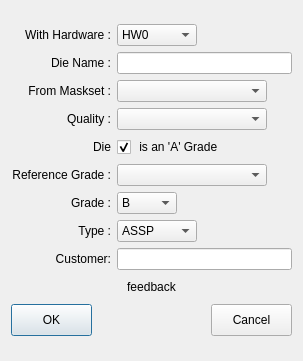
Old version of the form src/ATE/org/actions_on/die/DieWizard.ui in the repository goanpeca/ATE.org.
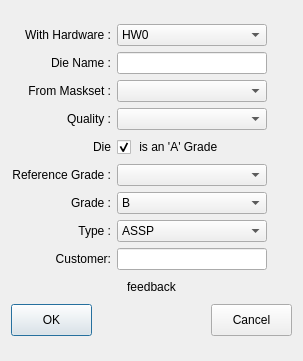
New version of the form.

What changed in the file:
```diff
--- a/src/ATE/org/actions_on/die/DieWizard.ui
+++ b/src/ATE/org/actions_on/die/DieWizard.ui
@@ -80,7 +80,7 @@
          </property>
          <property name="minimumSize">
           <size>
-           <width>80</width>
+           <width>150</width>
            <height>22</height>
           </size>
          </property>
@@ -156,7 +156,7 @@
         <widget class="QLineEdit" name="dieName">
          <property name="minimumSize">
           <size>
-           <width>160</width>
+           <width>150</width>
            <height>22</height>
           </size>
          </property>
@@ -168,6 +168,19 @@
          </property>
         </widget>
        </item>
+       <item>
+        <spacer name="horizontalSpacer_2">
+         <property name="orientation">
+          <enum>Qt::Horizontal</enum>
+         </property>
+         <property name="sizeHint" stdset="0">
+          <size>
+           <width>40</width>
+           <height>20</height>
+          </size>
+         </property>
+        </spacer>
+       </item>
       </layout>
      </item>
      <item>
@@ -531,7 +544,7 @@
          </property>
          <property name="minimumSize">
           <size>
-           <width>60</width>
+           <width>150</width>
            <height>22</height>
           </size>
          </property>
@@ -638,7 +651,7 @@
          </property>
          <property name="minimumSize">
           <size>
-           <width>80</width>
+           <width>150</width>
            <height>22</height>
           </size>
          </property>
@@ -709,7 +722,7 @@
         <widget class="QLineEdit" name="customer">
          <property name="minimumSize">
           <size>
-           <width>160</width>
+           <width>150</width>
            <height>22</height>
           </size>
          </property>
@@ -721,6 +734,19 @@
          </property>
         </widget>
        </item>
+       <item>
+        <spacer name="horizontalSpacer_8">
+         <property name="orientation">
+          <enum>Qt::Horizontal</enum>
+         </property>
+         <property name="sizeHint" stdset="0">
+          <size>
+           <width>40</width>
+           <height>20</height>
+          </size>
+         </property>
+        </spacer>
+       </item>
       </layout>
      </item>
      <item>
```
